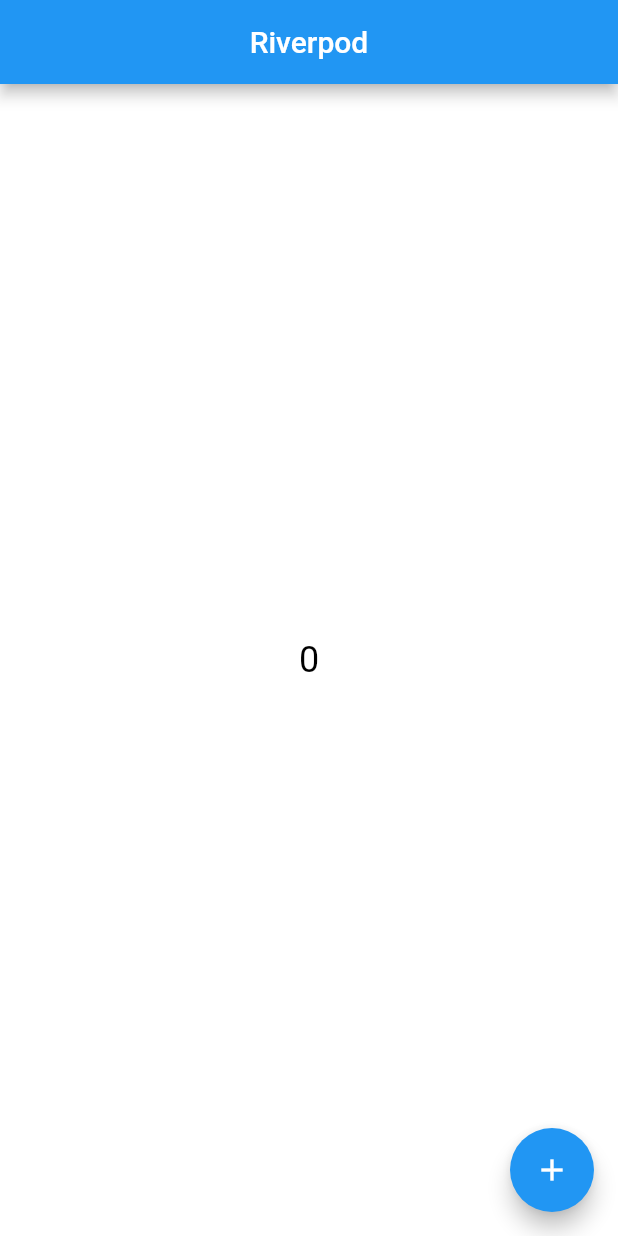
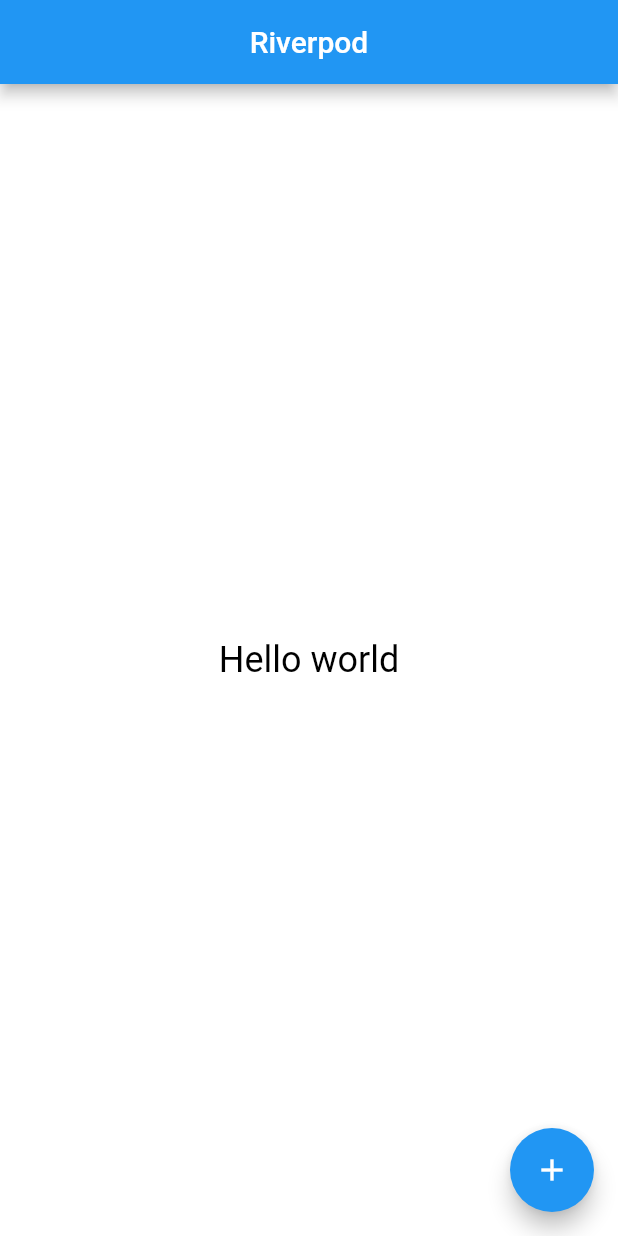
Before and after one commit to EngrTAHAR-Noureddine/Flutter_StateMangament, a Flutter app: the screen it shows after launch, on a phone screen of 412 x 824 dp. Run offline on Flutter 3.47's test engine with Material 2 defaults, Android fonts, the phone set to English and light mode, and no system bars; our stand-ins replace flutter_riverpod.

Commit message:
add future and stream provider

```diff
--- a/flutter_provider/lib/main.dart
+++ b/flutter_provider/lib/main.dart
@@ -2,8 +2,10 @@
 import 'package:provider/provider.dart';
 
 import 'myapp/About.dart';
+import 'myapp/FutureProviderFlutter.dart';
 import 'myapp/Home.dart';
 import 'myapp/MyProviderClass.dart';
+import 'myapp/StreamProviderFlutter.dart';
 
 void main() {
   runApp(
@@ -26,7 +28,8 @@
       theme: ThemeData(
         primarySwatch: Colors.blue,
       ),
-      home: const FocusProvider(), //Home(), // home of root changes
+      home: const StreamProviderFlutter(), // Stream provider
+      //FutureProviderFlutter(),// future provider //FocusProvider(),// for focus provider //Home(), // home of root changes
     );
   }
 }
--- a/my_flutter_riverpods/lib/main.dart
+++ b/my_flutter_riverpods/lib/main.dart
@@ -4,6 +4,8 @@
 void main() {
   runApp(const MyApp());
 }
+
+
 
 class MyApp extends StatelessWidget {
   const MyApp({Key? key}) : super(key: key);
@@ -14,7 +16,7 @@
       theme: ThemeData(
         primarySwatch: Colors.blue,
       ),
-      home: const Home(),
+      home: const  Home(),
     );
   }
 }
--- a/my_flutter_riverpods/lib/myapp/Home.dart
+++ b/my_flutter_riverpods/lib/myapp/Home.dart
@@ -1,4 +1,7 @@
 import 'package:flutter/material.dart';
+import 'package:flutter_riverpod/flutter_riverpod.dart';
+
+import 'customWidget.dart';
 
 class Home extends StatefulWidget {
   const Home({Key? key}) : super(key: key);
@@ -8,25 +11,11 @@
 }
 
 class _HomeState extends State<Home> {
-  int n = 0;
+
+
 
   @override
   Widget build(BuildContext context) {
-    return Scaffold(
-      backgroundColor: Colors.white,
-      appBar: AppBar(
-        centerTitle: true,
-        title: const Text("Riverpod"),
-      ),
-      body:
-      Center(
-        child: Text("$n" , style: const TextStyle(color: Colors.black , fontSize: 24, ),),
-      ),
-
-      floatingActionButton: FloatingActionButton(
-        onPressed: (){},
-        child: const Icon(Icons.add,color: Colors.white),
-      ),
-    );
+    return const ProviderScope( child: CustomWidget() );
   }
 }
--- /dev/null
+++ b/my_flutter_riverpods/lib/myapp/customWidget.dart
@@ -0,0 +1,31 @@
+import 'package:flutter/material.dart';
+import 'package:flutter_riverpod/flutter_riverpod.dart';
+
+
+final helloWorldProvider = Provider((_) => 'Hello world');
+
+class CustomWidget extends ConsumerWidget {
+  const CustomWidget({Key? key}) : super(key: key);
+
+  @override
+  Widget build(BuildContext context, WidgetRef ref) {
+    final String value = ref.watch(helloWorldProvider);
+
+    return Scaffold(
+      backgroundColor: Colors.white,
+      appBar: AppBar(
+        centerTitle: true,
+        title: const Text("Riverpod"),
+      ),
+      body:
+      Center(
+        child: Text(value , style: const TextStyle(color: Colors.black , fontSize: 24, ),),
+      ),
+
+      floatingActionButton: FloatingActionButton(
+        onPressed: (){},
+        child: const Icon(Icons.add,color: Colors.white),
+      ),
+    );
+  }
+}
--- a/my_flutter_riverpods/pubspec.yaml
+++ b/my_flutter_riverpods/pubspec.yaml
@@ -34,6 +34,9 @@
   # The following adds the Cupertino Icons font to your application.
   # Use with the CupertinoIcons class for iOS style icons.
   cupertino_icons: ^1.0.2
+  flutter_riverpod: ^1.0.3
+  hooks_riverpod: ^1.0.3
+  riverpod: ^1.0.3
 
 dev_dependencies:
   flutter_test:
```
Also changed, not shown: flutter_provider/lib/myapp/FutureProviderFlutter.dart (added, +65 -0 lines), flutter_provider/lib/myapp/StreamProviderFlutter.dart (added, +67 -0 lines), my_flutter_riverpods/pubspec.lock.
